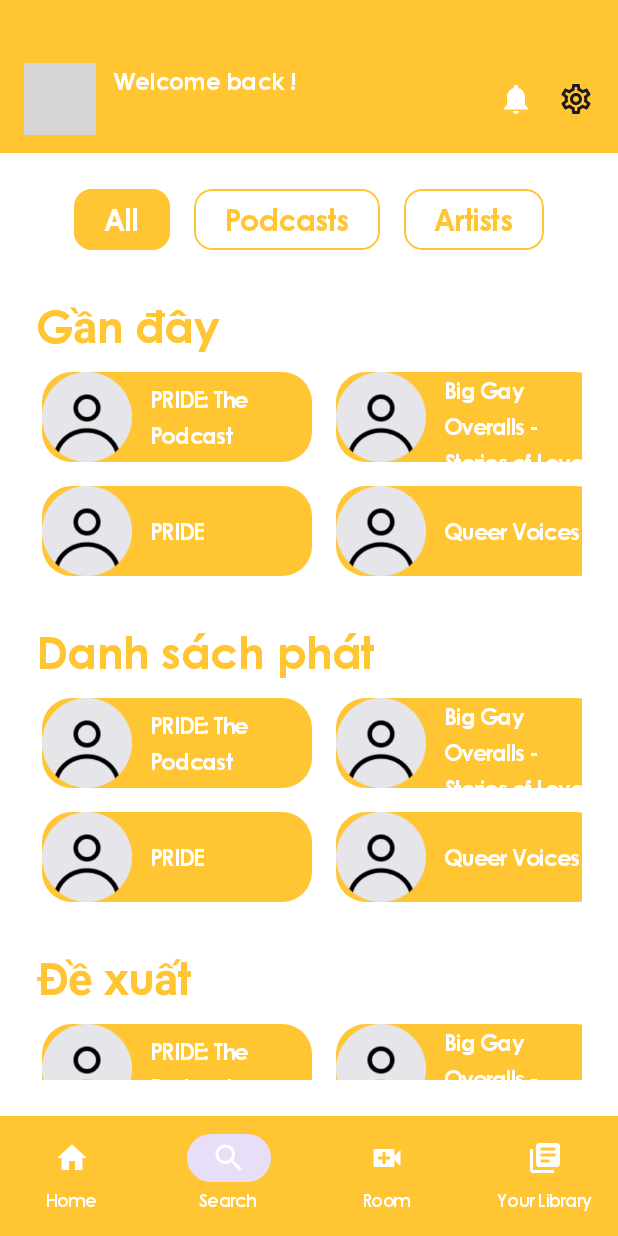
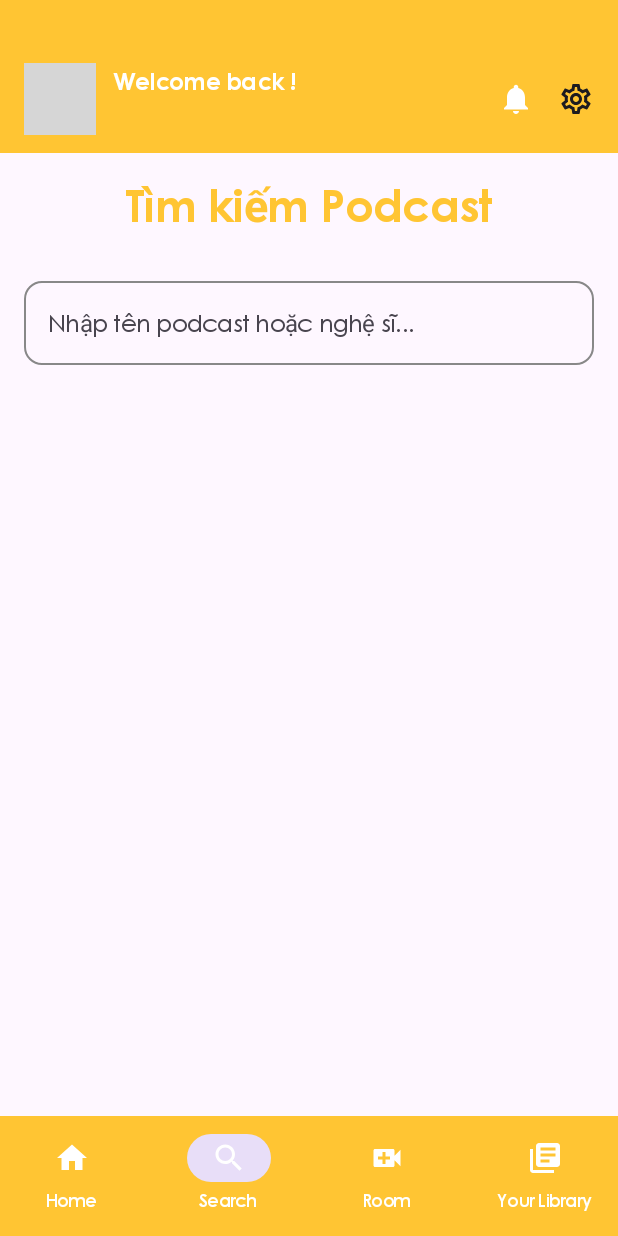
Before and after one commit to PolyEtilen-x/PodHub, an Android app built with Jetpack Compose: the HomeScreen screen opened through its navigation route, item 2 of the bottom bar chosen, on a phone screen of 412 x 824 dp. Run offline under Robolectric (Android 15) with nearby library versions, the phone set to English and light mode, and no system bars; our stand-ins replace Dagger/Hilt's generated code; pictures from the network do not load; grey boxes are pictures that could not be loaded.

Commit message:
search page

```diff
--- a/app/src/main/java/com/example/podhub/components/bottom_navbar.kt
+++ b/app/src/main/java/com/example/podhub/components/bottom_navbar.kt
@@ -20,12 +20,13 @@ import androidx.compose.ui.graphics.vector.ImageVector
 data class NavItem(
     val label: String,
     val icon: ImageVector,
-    val onClick: () -> Unit
+    val onClick: () -> Unit,
+    val route: String
 )
 
 @Composable
 fun BottomNavigationBar(
-    modifier: Modifier = Modifier,
+    currentRoute: String,
     onHomeClick: () -> Unit,
     onSearchClick: () -> Unit,
     onRoomClick: () -> Unit,
@@ -34,24 +35,21 @@ fun BottomNavigationBar(
     var selectedIndex by remember { mutableStateOf(0) }
 
     val items = listOf(
-        NavItem("Home", Icons.Filled.Home, onHomeClick),
-        NavItem("Search", Icons.Filled.Search, onSearchClick),
-        NavItem("Room", Icons.Filled.VideoCall, onRoomClick),
-        NavItem("Your Library", Icons.Filled.LibraryBooks, onLibraryClick)
+        NavItem("Home", Icons.Filled.Home, onHomeClick, route = "home"),
+        NavItem("Search", Icons.Filled.Search, onSearchClick, route = "search"),
+        NavItem("Room", Icons.Filled.VideoCall, onRoomClick, route = "room"),
+        NavItem("Your Library", Icons.Filled.LibraryBooks, onLibraryClick, route = "library")
     )
 
     NavigationBar(
-        modifier = modifier,
         containerColor = Color(0xFFFFC533),
         tonalElevation = 8.dp
     ) {
-        items.forEachIndexed { index, item ->
+        items.forEach { item ->
+            val isSelected = currentRoute == item.route
             NavigationBarItem(
-                selected = selectedIndex == index,
-                onClick = {
-                    selectedIndex = index
-                    item.onClick()
-                },
+                selected = isSelected,
+                onClick = item.onClick,
                 icon = {
                     Icon(
                         imageVector = item.icon,
--- a/app/src/main/java/com/example/podhub/ui/feature/home/home_screen.kt
+++ b/app/src/main/java/com/example/podhub/ui/feature/home/home_screen.kt
@@ -25,6 +25,7 @@ import com.example.podhub.ui.components.PodcastRow
 import com.example.podhub.ui.feature.home.PodcastCategoriesScreen
 import com.example.podhub.viewmodel.PlayerViewModel
 import androidx.hilt.navigation.compose.hiltViewModel
+import androidx.navigation.compose.currentBackStackEntryAsState
 import com.example.podhub.ui.navigation.Routes
 
 @Composable
@@ -32,6 +33,8 @@ fun HomeScreen(navController: NavHostController) {
     val context = LocalContext.current
     val dataStore = remember { DataStoreManager(context) }
     val userData by dataStore.userData.collectAsState(initial = emptyMap())
+    val navBackStackEntry = navController.currentBackStackEntryAsState().value
+    val currentRoute = navBackStackEntry?.destination?.route ?: ""
 
     val selectedFilter = remember { mutableStateOf(FilterHome.All) }
 
@@ -50,6 +53,7 @@ fun HomeScreen(navController: NavHostController) {
         },
         bottomBar = {
             BottomNavigationBar(
+                currentRoute = currentRoute,
                 onHomeClick = { navController.navigate("home") },
                 onSearchClick = { navController.navigate("search") },
                 onRoomClick = { navController.navigate("room") },
--- a/app/src/main/java/com/example/podhub/ui/feature/home/podcastDetailScreen.kt
+++ b/app/src/main/java/com/example/podhub/ui/feature/home/podcastDetailScreen.kt
@@ -19,6 +19,7 @@ import androidx.compose.ui.text.font.FontWeight
 import androidx.compose.ui.unit.dp
 import androidx.compose.ui.unit.sp
 import androidx.navigation.NavHostController
+import androidx.navigation.compose.currentBackStackEntryAsState
 import coil.compose.rememberAsyncImagePainter
 import com.example.podhub.components.BottomNavigationBar
 import com.example.podhub.components.HomeHeader
@@ -34,6 +35,8 @@ fun PodcastDetailScreen(
     val context = LocalContext.current
     val dataStore = remember { DataStoreManager(context) }
     val userData by dataStore.userData.collectAsState(initial = emptyMap())
+    val navBackStackEntry = navController.currentBackStackEntryAsState().value
+    val currentRoute = navBackStackEntry?.destination?.route ?: ""
 
     Scaffold(
         topBar = {
@@ -60,8 +63,9 @@ fun PodcastDetailScreen(
         },
         bottomBar = {
             BottomNavigationBar(
+                currentRoute = currentRoute,
                 onHomeClick = { navController.navigate("home") },
-                onSearchClick = { navController.navigate("search") },
+                onSearchClick = { navController.navigate("search")},
                 onRoomClick = { navController.navigate("room") },
                 onLibraryClick = { navController.navigate("library") }
             )
--- a/app/src/main/java/com/example/podhub/ui/feature/home/podcast_categories.kt
+++ b/app/src/main/java/com/example/podhub/ui/feature/home/podcast_categories.kt
@@ -99,7 +99,6 @@ fun PodcastCategoriesScreen(
                     }
                 }
 
-                // Nếu hàng chỉ có 1 item, thêm Spacer để căn giữa
                 if (row.size < 2) {
                     Spacer(modifier = Modifier.weight(1f))
                 }
--- /dev/null
+++ b/app/src/main/java/com/example/podhub/ui/feature/search/SearchPage.kt
@@ -0,0 +1,148 @@
+package com.example.podhub.ui.feature.search
+
+import androidx.compose.foundation.Image
+import androidx.compose.foundation.border
+import androidx.compose.foundation.clickable
+import androidx.compose.foundation.layout.*
+import androidx.compose.foundation.shape.RoundedCornerShape
+import androidx.compose.foundation.text.BasicTextField
+import androidx.compose.material3.*
+import androidx.compose.runtime.*
+import androidx.compose.ui.Alignment
+import androidx.compose.ui.Modifier
+import androidx.compose.ui.graphics.Color
+import androidx.compose.ui.platform.LocalContext
+import androidx.compose.ui.text.TextStyle
+import androidx.compose.ui.text.font.FontWeight
+import androidx.compose.ui.unit.dp
+import androidx.compose.ui.unit.sp
+import androidx.navigation.NavHostController
+import androidx.navigation.compose.currentBackStackEntryAsState
+import coil.compose.rememberAsyncImagePainter
+import com.example.podhub.data.PodcastResponse
+import com.example.podhub.models.PodcastResponseData
+import com.example.podhub.components.BottomNavigationBar
+import com.example.podhub.components.HomeHeader
+import com.example.podhub.storage.DataStoreManager
+
+@Composable
+fun SearchScreen(navController: NavHostController) {
+    val context = LocalContext.current
+    val dataStore = remember { DataStoreManager(context) }
+    val userData by dataStore.userData.collectAsState(initial = emptyMap())
+    var query by remember { mutableStateOf("") }
+    val allPodcasts = PodcastResponse.podcastList.orEmpty()
+    val navBackStackEntry = navController.currentBackStackEntryAsState().value
+    val currentRoute = navBackStackEntry?.destination?.route ?: ""
+
+    val results = remember(query) {
+        if (query.isBlank()) emptyList()
+        else allPodcasts.filter {
+            it.trackName.contains(query, ignoreCase = true) ||
+                    it.artistName.contains(query, ignoreCase = true)
+        }
+    }
+
+    Scaffold(
+        topBar = {
+            Column {
+                HomeHeader(
+                    userName = userData["name"] ?: "Guest",
+                    userAvatarUrl = userData["photoUrl"] ?: ""
+                )
+                Box(
+                    modifier = Modifier
+                        .padding(16.dp)
+                        .fillMaxWidth() ,
+                    contentAlignment = Alignment.Center
+                ){
+                    Text(
+                        "Tìm kiếm Podcast",
+                        fontSize = 30.sp,
+                        fontWeight = FontWeight.Bold,
+                        color = Color(0xFFFFC533)
+                    )
+                }
+            }
+        },
+        bottomBar = {
+            BottomNavigationBar(
+                currentRoute = currentRoute,
+                onHomeClick = { navController.navigate("home") },
+                onSearchClick = { navController.navigate("search") },
+                onRoomClick = { navController.navigate("room") },
+                onLibraryClick = { navController.navigate("library") }
+            )
+        }
+    ) { padding ->
+        Column(
+            modifier = Modifier
+                .padding(padding)
+                .padding(16.dp)
+        ) {
+            OutlinedTextField(
+                value = query,
+                onValueChange = { query = it },
+                modifier = Modifier
+                    .fillMaxWidth()
+                    .padding(bottom = 16.dp),
+                placeholder = { Text("Nhập tên podcast hoặc nghệ sĩ...") },
+                shape = RoundedCornerShape(12.dp),
+                colors = OutlinedTextFieldDefaults.colors(
+                    focusedBorderColor = Color(0xFFFFC533),
+                    unfocusedBorderColor = Color.Gray,
+                    cursorColor = Color(0xFFFFC533),
+                )
+            )
+
+            if (results.isEmpty() && query.isNotBlank()) {
+                Text("Không tìm thấy kết quả.", color = Color.Gray)
+            }
+
+            results.forEach { podcast ->
+                SearchResultItem(podcast) {
+                    navController.currentBackStackEntry
+                        ?.savedStateHandle
+                        ?.set("podcast", podcast)
+
+                    navController.navigate("podcast_detail")
+                }
+            }
+        }
+    }
+}
+
+@Composable
+fun SearchResultItem(
+    podcast: PodcastResponseData,
+    onClick: () -> Unit
+) {
+    Row(
+        modifier = Modifier
+            .fillMaxWidth()
+            .clickable { onClick() }
+            .padding(vertical = 8.dp),
+        horizontalArrangement = Arrangement.spacedBy(12.dp)
+    ) {
+        Image(
+            painter = rememberAsyncImagePainter(podcast.channelImage),
+            contentDescription = podcast.trackName,
+            modifier = Modifier
+                .size(64.dp)
+        )
+
+        Column {
+            Text(
+                podcast.trackName,
+                fontSize = 16.sp,
+                fontWeight = FontWeight.Bold,
+                color = Color(0xFFFFC533)
+            )
+            Text(
+                "by ${podcast.artistName}",
+                fontSize = 13.sp,
+                color = Color.Gray
+            )
+        }
+    }
+}
--- a/app/src/main/java/com/example/podhub/ui/navigation/approute.kt
+++ b/app/src/main/java/com/example/podhub/ui/navigation/approute.kt
@@ -27,7 +27,7 @@ import com.example.podhub.ui.feature.home.HomeScreen
 import com.example.podhub.ui.feature.home.PlayerScreen
 import com.example.podhub.ui.feature.home.PodcastCategoriesScreen
 import com.example.podhub.ui.feature.podcast.PodcastCategoryScreen
-
+import com.example.podhub.ui.feature.search.SearchScreen
 
 
 object Routes {
@@ -39,6 +39,7 @@ object Routes {
     const val FAVORITE_PODCAST = "favorite_podcast"
     const val PODCAST_DETAIL = "podcast_detail"
     const val PLAYER = "player"
+    const val SEARCH = "search"
 }
 
 @Composable
@@ -91,5 +92,10 @@ fun AppRouter(navController: NavHostController) {
                 PlayerScreen(navController, podcast)
             }
         }
+
+        composable(Routes.SEARCH) {
+            SearchScreen(navController)
+        }
+
     }
 }
```
Also changed, not shown: app/src/main/java/com/example/podhub/ui/feature/home/GenreDetail.kt (+6 -1 lines).
